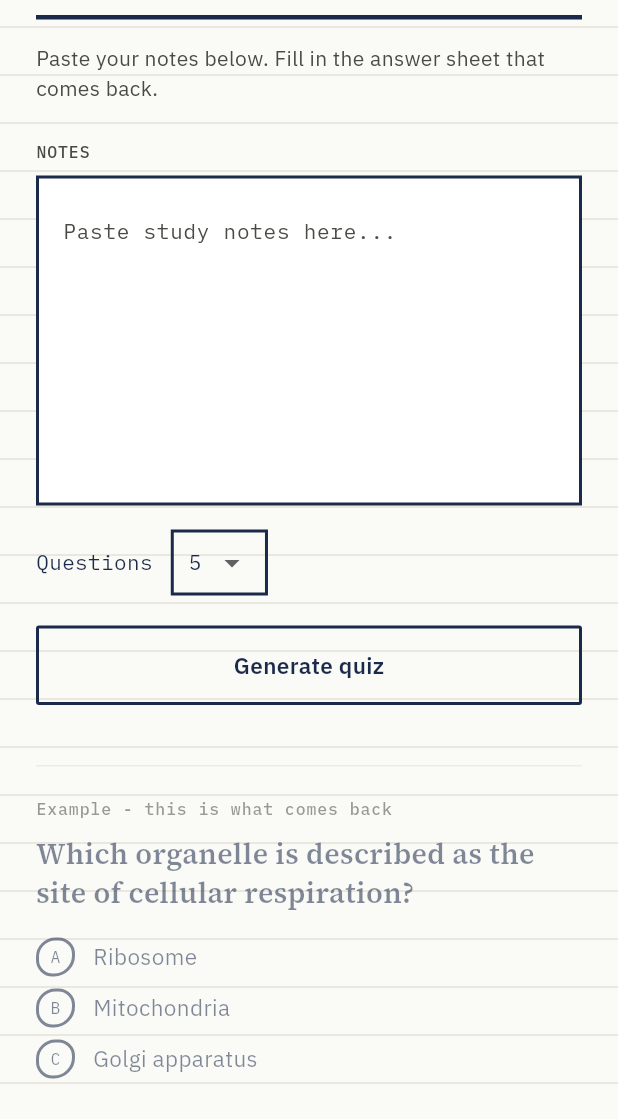
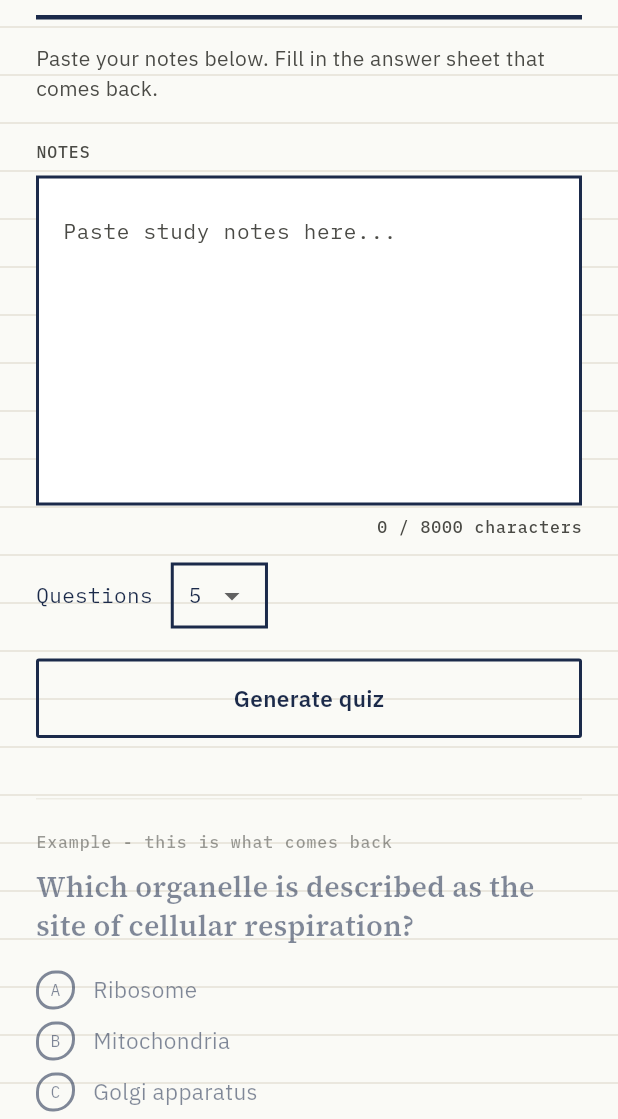
Before and after one commit to ChrisMantelos/ai-study-buddy, a Flutter app: the screen it shows after launch, on a phone screen of 412 x 824 dp, the part 117-1236 px from its top. Run offline on Flutter 3.47's test engine with Material 3 defaults, Android fonts, the phone set to English and light mode, and no system bars; our stand-ins replace google_fonts.

Commit message:
Update layout constraints and improve error display

```diff
--- a/frontend/lib/main.dart
+++ b/frontend/lib/main.dart
@@ -82,7 +82,7 @@ class _HomeScreenState extends State<HomeScreen> {
             child: SingleChildScrollView(
               padding: const EdgeInsets.fromLTRB(24, 32, 24, 24),
               child: ConstrainedBox(
-                constraints: const BoxConstraints(maxWidth: 640),
+                constraints: const BoxConstraints(maxWidth: 720),
                 child: Column(
                 crossAxisAlignment: CrossAxisAlignment.start,
                 children: [
@@ -120,6 +120,7 @@ class _HomeScreenState extends State<HomeScreen> {
                       expands: true,
                       textAlignVertical: TextAlignVertical.top,
                       style: StudyText.mono,
+                      onChanged: (_) => setState(() {}),
                       decoration: InputDecoration(
                         border: InputBorder.none,
                         hintText: 'Paste study notes here...',
@@ -127,6 +128,14 @@ class _HomeScreenState extends State<HomeScreen> {
                           color: StudyColors.inkSoft,
                         ),
                       ),
+                    ),
+                  ),
+                  const SizedBox(height: 6),
+                  Align(
+                    alignment: Alignment.centerRight,
+                    child: Text(
+                      '${notesController.text.length} / 8000 characters',
+                      style: StudyText.label,
                     ),
                   ),
                   const SizedBox(height: 16),
@@ -172,12 +181,25 @@ class _HomeScreenState extends State<HomeScreen> {
                               color: StudyColors.incorrect, width: 4),
                         ),
                       ),
+                      child: Row(
+                        crossAxisAlignment: CrossAxisAlignment.start,
+                        children: [
+                          Icon(
+                            Icons.error_outline,
+                            size: 16,
+                            color: StudyColors.incorrect,
+                          ),
+                          const SizedBox(width: 8),
+                          Expanded(
                             child: Text(
                               errorMessage!,
                               style: StudyText.mono.copyWith(
                                 color: StudyColors.incorrect,
                                 fontSize: 13,
                               ),
+                            ),
+                          ),
+                        ],
                       ),
                     ),
                   ],
```
Lines whose indentation alone changed are shown as unchanged.
